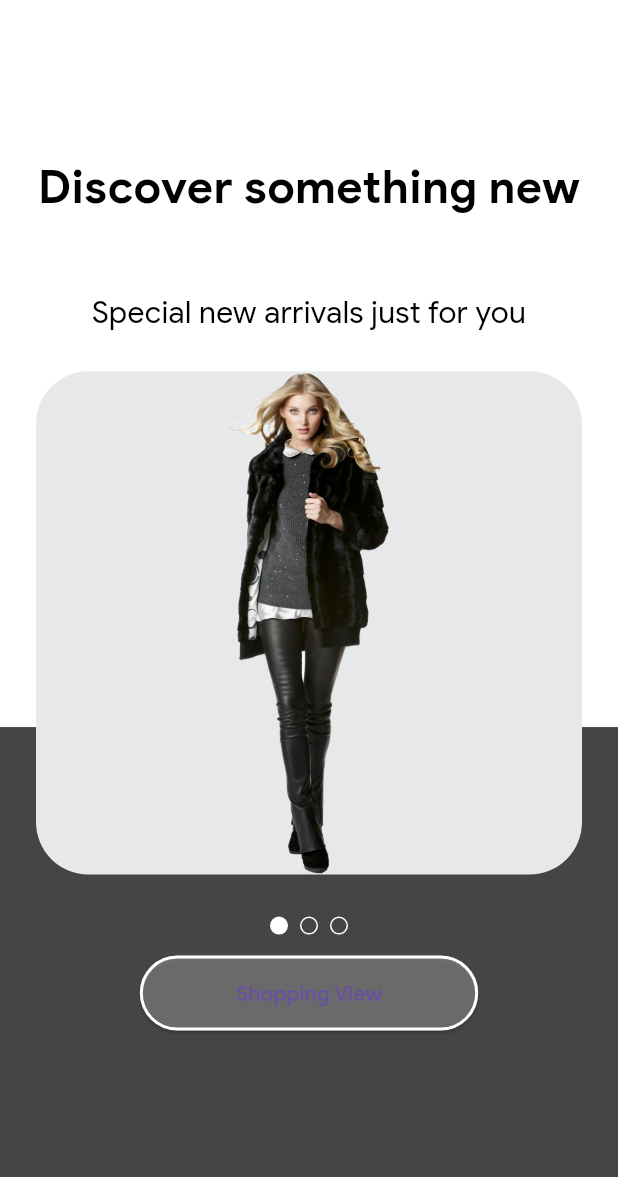
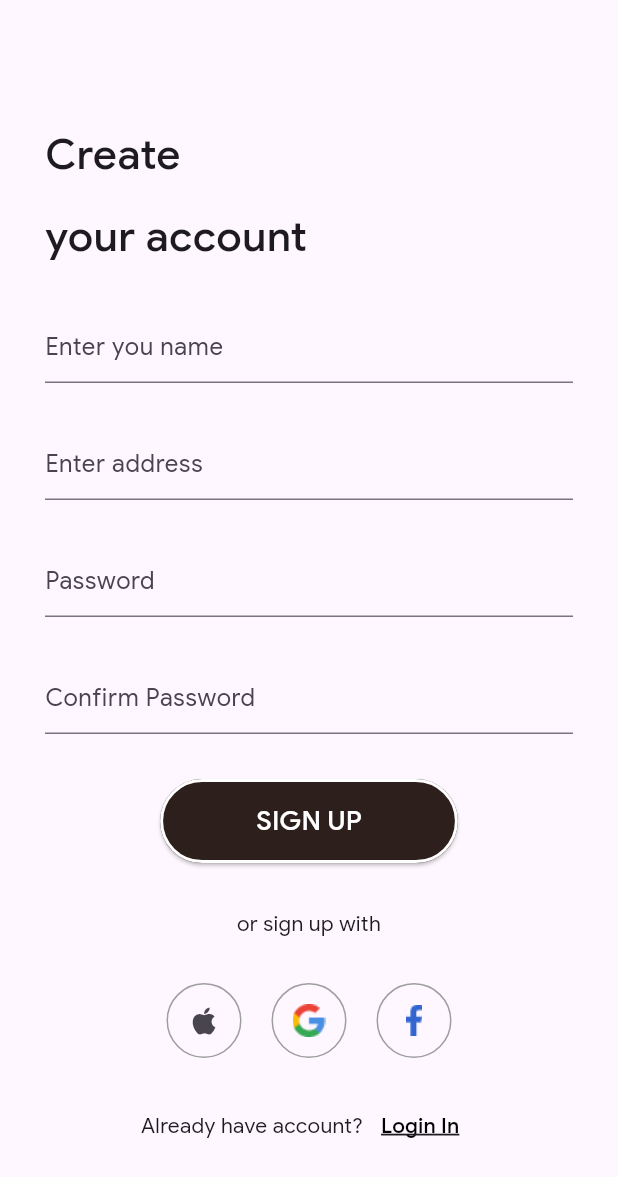
Before and after one commit to adamoz1/fluxstore, a Flutter app: the SplashScreen2 screen opened directly, after a tap on "Shopping View", on a phone screen of 412 x 824 dp. Shown: the top 1177 px of the screen. Run offline on Flutter 3.47's test engine with Material 3 defaults, Android fonts, the phone set to English and light mode, and no system bars; our stand-ins replace get.

Commit message:
Login and Signup Screen

```diff
--- a/lib/constants.dart
+++ b/lib/constants.dart
@@ -4,6 +4,8 @@ class Constants {
   static Color splashGreyColor = const Color(0xff464447);
   static Color splashGreyColor1 = const Color(0xffE7E8E9);
 
+  static Color buttonBrownColor = const Color(0xff2D201C);
+
   static Color whiteColor = Colors.white;
   static Color blackColor = Colors.black;
 
--- a/lib/main.dart
+++ b/lib/main.dart
@@ -15,7 +15,6 @@ class MainApp extends StatelessWidget {
       theme: ThemeData(fontFamily: "ProductSans"),
       initialRoute: "/",
       getPages: [GetPage(name: "/", page: () => const SplashScreen1())],
-      darkTheme: ThemeData.dark(useMaterial3: false),
       debugShowCheckedModeBanner: false,
     );
   }
--- /dev/null
+++ b/lib/screens/signup.dart
@@ -0,0 +1,182 @@
+import 'package:flutter/material.dart';
+import 'package:fluxstore/constants.dart';
+import 'package:fluxstore/screens/signin.dart';
+import 'package:get/get.dart';
+
+// ignore: must_be_immutable
+class Signup extends StatelessWidget {
+  Signup({super.key});
+
+  late List<Widget> columnData = [];
+  TextEditingController name = TextEditingController();
+  TextEditingController address = TextEditingController();
+  TextEditingController pass = TextEditingController();
+  TextEditingController confipass = TextEditingController();
+
+  @override
+  Widget build(BuildContext context) {
+    initList();
+    return Scaffold(
+      body: ListView(shrinkWrap: true, children: [
+        Container(
+          height: MediaQuery.of(context).size.height - 30,
+          child: Padding(
+            padding: EdgeInsets.only(
+                right: 30,
+                left: 30,
+                top: MediaQuery.of(context).size.height / 10),
+            child: Column(
+              crossAxisAlignment: CrossAxisAlignment.start,
+              children: columnData,
+            ),
+          ),
+        ),
+      ]),
+    );
+  }
+
+  initList() {
+    columnData = [
+      const Padding(
+        padding: EdgeInsets.only(bottom: 15),
+        child: Text(
+          "Create",
+          style: TextStyle(fontSize: 28, fontWeight: FontWeight.w500),
+        ),
+      ),
+      const Text(
+        "your account",
+        style: TextStyle(fontSize: 28, fontWeight: FontWeight.w500),
+      ),
+      const SizedBox(
+        height: 15,
+      ),
+      Padding(
+        padding: const EdgeInsets.symmetric(vertical: 15),
+        child: TextField(
+          decoration: const InputDecoration(hintText: "Enter you name"),
+          controller: name,
+        ),
+      ),
+      Padding(
+        padding: const EdgeInsets.symmetric(vertical: 15),
+        child: TextField(
+          decoration: const InputDecoration(hintText: "Enter address"),
+          controller: address,
+        ),
+      ),
+      Padding(
+        padding: const EdgeInsets.symmetric(vertical: 15),
+        child: TextField(
+          decoration: const InputDecoration(hintText: "Password"),
+          controller: pass,
+        ),
+      ),
+      Padding(
+        padding: const EdgeInsets.symmetric(vertical: 15),
+        child: TextField(
+          decoration: const InputDecoration(hintText: "Confirm Password"),
+          controller: confipass,
+        ),
+      ),
+      Padding(
+        padding: const EdgeInsets.symmetric(vertical: 15),
+        child: Center(
+          child: ElevatedButton(
+            onPressed: () {
+              // Get.to(Signup());
+            },
+            style: ElevatedButton.styleFrom(
+                backgroundColor: Constants.buttonBrownColor,
+                shape: RoundedRectangleBorder(
+                    borderRadius: BorderRadius.all(Radius.elliptical(
+                        Constants.buttonBorderRadius,
+                        Constants.buttonBorderRadius)),
+                    side: BorderSide(color: Constants.whiteColor, width: 2))),
+            child: Padding(
+              padding: const EdgeInsets.symmetric(horizontal: 40, vertical: 15),
+              child: Text(
+                "SIGN UP",
+                style: TextStyle(
+                    fontWeight: FontWeight.w500,
+                    color: Constants.whiteColor,
+                    fontSize: 18),
+              ),
+            ),
+          ),
+        ),
+      ),
+      const Padding(
+          padding: EdgeInsets.symmetric(vertical: 15),
+          child: Center(
+            child: Text(
+              "or sign up with",
+              style: TextStyle(fontWeight: FontWeight.w100),
+            ),
+          )),
+      Padding(
+          padding: const EdgeInsets.symmetric(vertical: 15),
+          child: Row(
+            mainAxisAlignment: MainAxisAlignment.center,
+            children: [
+              Container(
+                  decoration: BoxDecoration(
+                    border: Border.all(color: Colors.grey, width: 1),
+                    shape: BoxShape.circle,
+                  ),
+                  child: IconButton(
+                    onPressed: () {},
+                    icon: Icon(Icons.apple_rounded),
+                  )),
+              SizedBox(
+                width: 20,
+              ),
+              Container(
+                  decoration: BoxDecoration(
+                    border: Border.all(color: Colors.grey, width: 1),
+                    shape: BoxShape.circle,
+                  ),
+                  child: IconButton(
+                    onPressed: () {},
+                    icon: Image.asset('assets/google.png'),
+                  )),
+              SizedBox(
+                width: 20,
+              ),
+              Container(
+                  decoration: BoxDecoration(
+                    border: Border.all(color: Colors.grey, width: 1),
+                    shape: BoxShape.circle,
+                  ),
+                  child: IconButton(
+                    onPressed: () {},
+                    icon: Image.asset('assets/facebook.png'),
+                  )),
+            ],
+          )),
+      Expanded(child: Container()),
+      Row(
+        mainAxisAlignment: MainAxisAlignment.center,
+        children: [
+          const Text("Already have account?"),
+          TextButton(
+              onPressed: () {
+                Get.to(Signin());
+              },
+              style: ElevatedButton.styleFrom(
+                splashFactory: NoSplash.splashFactory,
+              ),
+              child: Text(
+                "Login In",
+                style: TextStyle(
+                    decoration: TextDecoration.underline,
+                    color: Constants.blackColor),
+              )),
+        ],
+      ),
+      SizedBox(
+        height: 20,
+      )
+    ];
+  }
+}
--- a/lib/screens/splash_screen2.dart
+++ b/lib/screens/splash_screen2.dart
@@ -1,6 +1,6 @@
 import 'package:flutter/material.dart';
 import 'package:fluxstore/constants.dart';
-import 'package:flutter/foundation.dart';
+import 'package:fluxstore/screens/signup.dart';
 import 'package:get/get.dart';
 
 class SplashScreen2 extends StatefulWidget {
@@ -14,8 +14,6 @@ class _SplashScreen2State extends State<SplashScreen2>
     with TickerProviderStateMixin {
   PageController controller = PageController();
   late TabController _tabController = TabController(length: 3, vsync: this);
-
-  int _curr = 0;
 
   @override
   Widget build(BuildContext context) {
@@ -74,9 +72,9 @@ class _SplashScreen2State extends State<SplashScreen2>
         Expanded(
           child: PageView(
             controller: controller,
+            physics: BouncingScrollPhysics(),
             // ignore: avoid_types_as_parameter_names
             onPageChanged: (num) {
-              _curr = num;
               _tabController.index = num;
             },
             scrollDirection: Axis.horizontal,
@@ -115,6 +113,7 @@ class _SplashScreen2State extends State<SplashScreen2>
           ),
         ),
         TabPageSelector(
+          indicatorSize: 8,
           controller: _tabController,
           selectedColor: Constants.whiteColor,
         ),
@@ -122,7 +121,7 @@ class _SplashScreen2State extends State<SplashScreen2>
           padding: const EdgeInsets.only(bottom: 40.0, top: 10),
           child: ElevatedButton(
             onPressed: () {
-              Get.to(SplashScreen2());
+              Get.to(Signup());
             },
             style: ElevatedButton.styleFrom(
                 backgroundColor:
@@ -132,9 +131,13 @@ class _SplashScreen2State extends State<SplashScreen2>
                         Constants.buttonBorderRadius,
                         Constants.buttonBorderRadius)),
                     side: BorderSide(color: Constants.whiteColor, width: 2))),
-            child: const Padding(
-              padding: EdgeInsets.symmetric(horizontal: 40, vertical: 15),
-              child: Text("Shopping View"),
+            child: Padding(
+              padding: const EdgeInsets.symmetric(horizontal: 40, vertical: 15),
+              child: Text(
+                "Shopping View",
+                style: TextStyle(
+                    fontWeight: FontWeight.w500, color: Constants.whiteColor),
+              ),
             ),
           ),
         ),
```
Also changed, not shown: lib/screens/signin.dart (added, +166 -0 lines), lib/screens/splash_screen1.dart (+5 -2 lines), assets/facebook.png (added), assets/google.png (added), assets/splash_image4.png.
